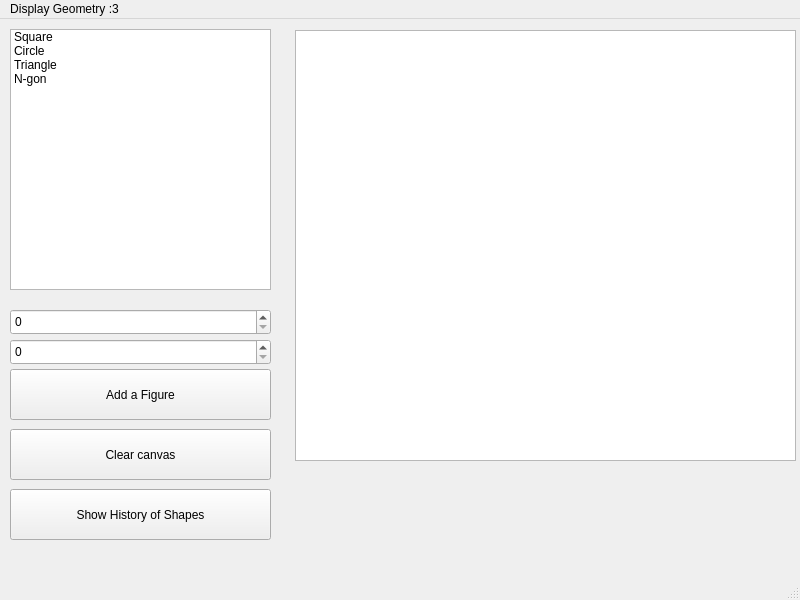
The window that mainwindow.ui (ThisIsTheCarm1ne/Display-2D-geometry) describes before a commit, drawn with Qt 5.
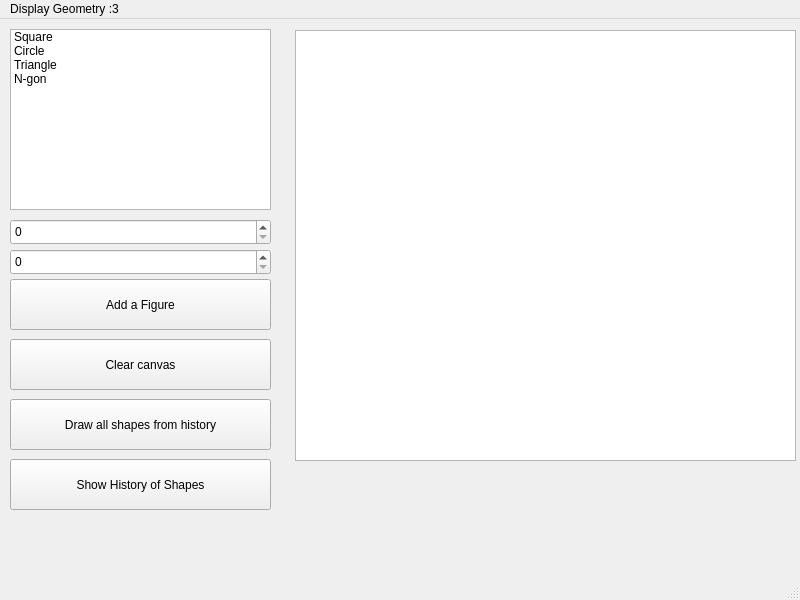
The same window after the commit.

Commit message: Add ability to load shapes from history

```diff
--- a/mainwindow.ui
+++ b/mainwindow.ui
@@ -18,7 +18,7 @@
     <property name="geometry">
      <rect>
       <x>10</x>
-      <y>350</y>
+      <y>260</y>
       <width>261</width>
       <height>51</height>
      </rect>
@@ -33,7 +33,7 @@
       <x>10</x>
       <y>10</y>
       <width>261</width>
-      <height>261</height>
+      <height>181</height>
      </rect>
     </property>
     <item>
@@ -61,7 +61,7 @@
     <property name="geometry">
      <rect>
       <x>10</x>
-      <y>290</y>
+      <y>200</y>
       <width>261</width>
       <height>26</height>
      </rect>
@@ -71,7 +71,7 @@
     <property name="geometry">
      <rect>
       <x>10</x>
-      <y>320</y>
+      <y>230</y>
       <width>261</width>
       <height>26</height>
      </rect>
@@ -91,7 +91,7 @@
     <property name="geometry">
      <rect>
       <x>10</x>
-      <y>410</y>
+      <y>320</y>
       <width>261</width>
       <height>51</height>
      </rect>
@@ -104,7 +104,7 @@
     <property name="geometry">
      <rect>
       <x>10</x>
-      <y>470</y>
+      <y>440</y>
       <width>261</width>
       <height>51</height>
      </rect>
@@ -113,6 +113,19 @@
      <string>Show History of Shapes</string>
     </property>
    </widget>
+   <widget class="QPushButton" name="drawAllFiguresButton">
+    <property name="geometry">
+     <rect>
+      <x>10</x>
+      <y>380</y>
+      <width>261</width>
+      <height>51</height>
+     </rect>
+    </property>
+    <property name="text">
+     <string>Draw all shapes from history</string>
+    </property>
+   </widget>
   </widget>
   <widget class="QMenuBar" name="menubar">
    <property name="geometry">
```
The commit also changes 4 other files.
